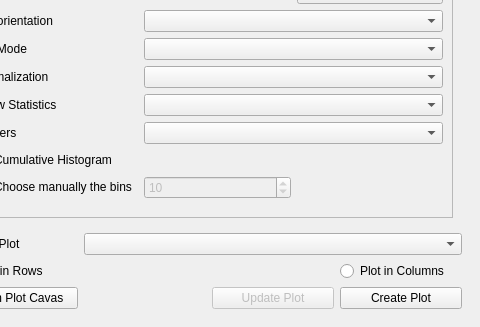
Old version of the form ui/dataplotly_dockwidget_base.ui in the repository ghtmtt/DataPlotly; both pictures show x 113 to 593 and y 297 to 624 of the 593 by 624 pixel window.
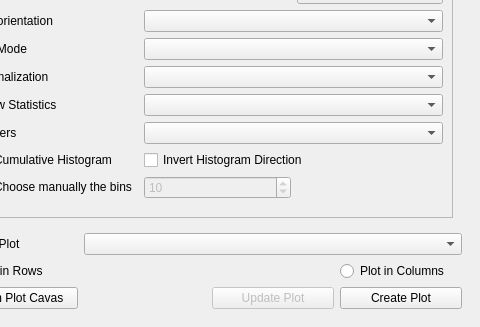
New version of the form. The open tabs and pages were chosen to show the change. Custom widgets are drawn as their Qt base class.

Commit message: [feature] invert histogram direction if cumulative

```diff
--- a/ui/dataplotly_dockwidget_base.ui
+++ b/ui/dataplotly_dockwidget_base.ui
@@ -684,6 +684,16 @@
                   </property>
                  </widget>
                 </item>
+                <item row="18" column="1" colspan="2">
+                 <widget class="QCheckBox" name="invert_hist_check">
+                  <property name="enabled">
+                   <bool>true</bool>
+                  </property>
+                  <property name="text">
+                   <string>Invert Histogram Direction</string>
+                  </property>
+                 </widget>
+                </item>
                </layout>
               </widget>
              </widget>
```
Left out of the diff: 131 changed lines with no effect on the pictures. The commit also changes 2 other files.
